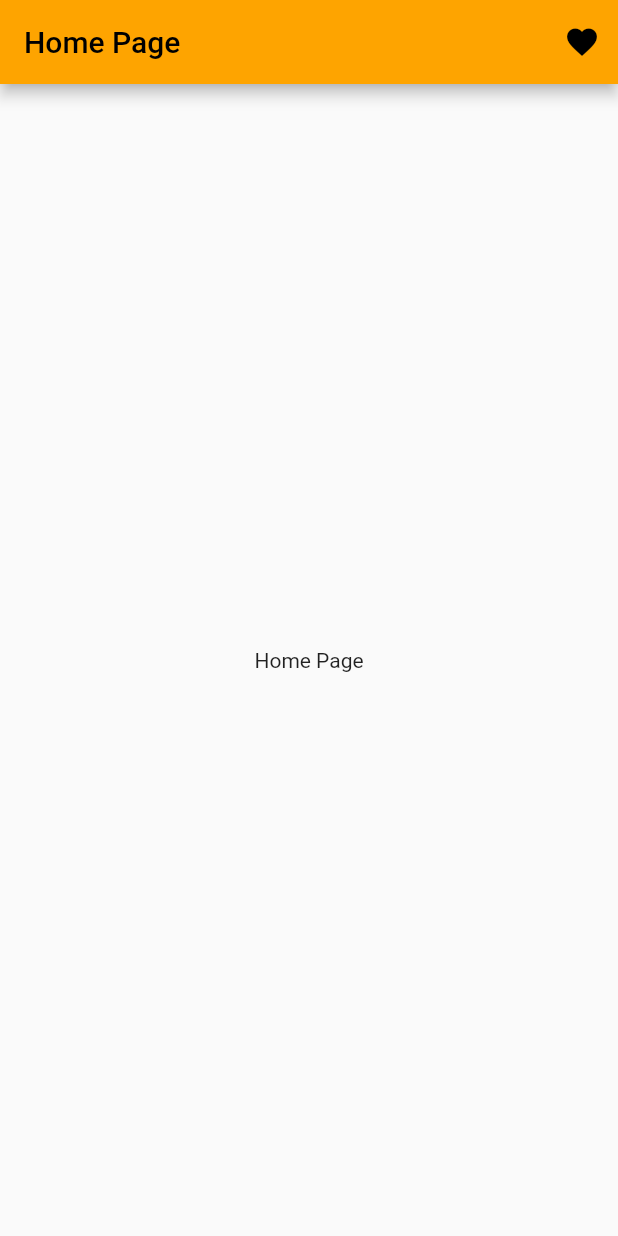
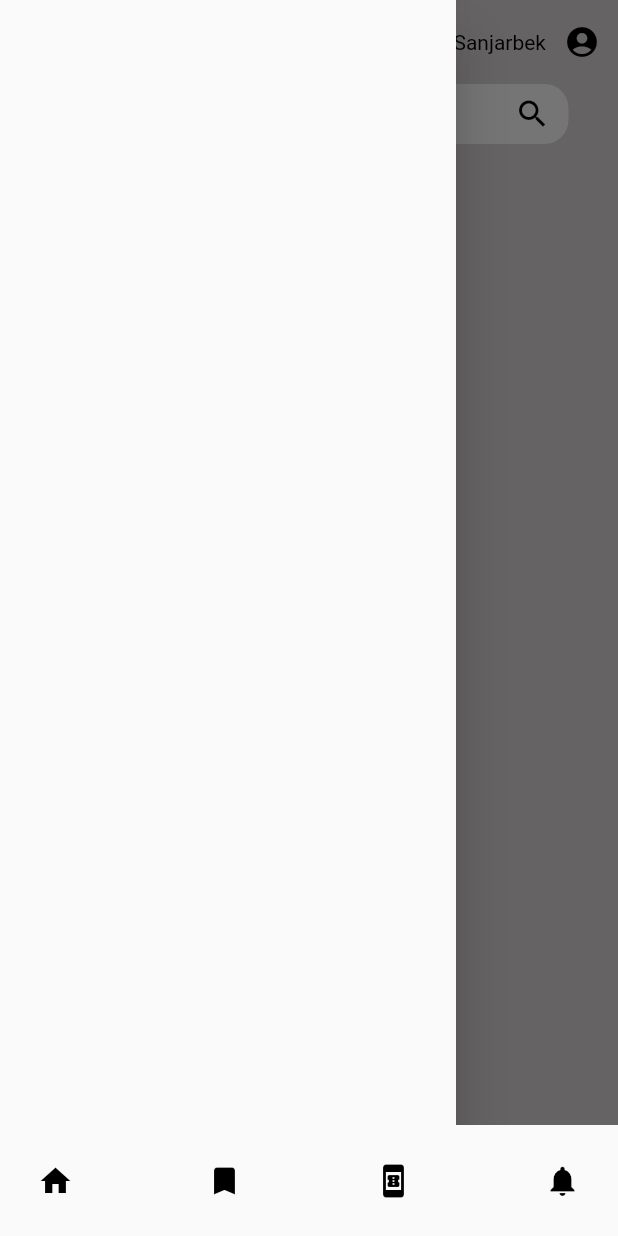
Before and after one commit to Sanjarbek17/ticket_booking, a Flutter app: the screen it shows after launch, with the side drawer open (before the commit the screen has no drawer), on a phone screen of 412 x 824 dp. Run offline on Flutter 3.47's test engine with Material 2 defaults, Android fonts, the phone set to English and light mode, and no system bars; drawn by our look-alikes of google_nav_bar; our stand-ins replace bloc, carousel_slider, cookie_jar, dio, dio_cookie_manager, flutter_bloc and 4 more.

Commit message:
first apge is home done

```diff
--- a/lib/features/events/presentation/pages/home_page.dart
+++ b/lib/features/events/presentation/pages/home_page.dart
@@ -1,12 +1,42 @@
 import 'package:flutter/material.dart';
 
+import '../widgets/home_pages.dart';
+
 class HomePage extends StatelessWidget {
+  static const List<String> imgPaths = [
+    'assets/images/bali1 1.png',
+    'assets/images/third.png',
+    'assets/images/first.png',
+  ];
+
+  static const List<Widget> pages = [
+    FirstPageHome(imgPaths: imgPaths),
+    SecondPageHome(imgPaths: imgPaths),
+  ];
+
   const HomePage({super.key});
 
   @override
   Widget build(BuildContext context) {
-    return const Center(
-      child: Text('Home Page'),
+    return Scaffold(
+      backgroundColor: const Color(0xFFDCD8D8),
+      drawer: const Drawer(),
+      appBar: AppBar(
+        backgroundColor: Colors.transparent,
+        elevation: 0.0,
+        // leading: IconButton(onPressed: () {}, icon: const Icon(Icons.sort)),
+        actions: [
+          const Column(
+            mainAxisAlignment: MainAxisAlignment.center,
+            children: [Text('hello Sanjarbek')],
+          ),
+          IconButton(
+            icon: const Icon(Icons.account_circle),
+            onPressed: () {},
+          ),
+        ],
+      ),
+      body: pages[1],
     );
   }
 }
--- a/lib/features/events/presentation/pages/saved_events_page.dart
+++ b/lib/features/events/presentation/pages/saved_events_page.dart
@@ -5,7 +5,7 @@ class SavedEvents extends StatelessWidget {
 
   @override
   Widget build(BuildContext context) {
-    return Center(
+    return const Center(
       child: Text('Saved Events Page'),
     );
   }
--- a/lib/features/events/presentation/pages/scaffold_with_navbar.dart
+++ b/lib/features/events/presentation/pages/scaffold_with_navbar.dart
@@ -1,4 +1,5 @@
 import 'package:flutter/material.dart';
+import 'package:google_nav_bar/google_nav_bar.dart';
 
 class ScaffoldWithNavbar extends StatelessWidget {
   final Widget child;
@@ -7,18 +8,16 @@ class ScaffoldWithNavbar extends StatelessWidget {
   @override
   Widget build(BuildContext context) {
     return Scaffold(
-      appBar: AppBar(
-        title: const Text('Home Page'),
-        actions: [
-          IconButton(
-            onPressed: () {
-              Navigator.of(context).pushNamed('/home/saved');
-            },
-            icon: const Icon(Icons.favorite),
-          ),
+      body: child,
+      bottomNavigationBar: const GNav(
+        tabBorderRadius: 14,
+        tabs: [
+          GButton(icon: Icons.home),
+          GButton(icon: Icons.bookmark),
+          GButton(icon: Icons.book_online),
+          GButton(icon: Icons.notifications),
         ],
       ),
-      body: child,
     );
   }
 }
--- /dev/null
+++ b/lib/features/events/presentation/widgets/custom_search_bar.dart
@@ -0,0 +1,29 @@
+import 'package:flutter/material.dart';
+
+class CustomSearchBar extends StatelessWidget {
+  const CustomSearchBar({
+    super.key,
+  });
+
+  @override
+  Widget build(BuildContext context) {
+    return Padding(
+      padding: const EdgeInsets.symmetric(horizontal: 33.0),
+      child: SizedBox(
+        height: 40,
+        child: TextField(
+          cursorHeight: 14,
+          textAlignVertical: TextAlignVertical.bottom,
+          style: const TextStyle(fontSize: 12.0, fontWeight: FontWeight.w500),
+          decoration: InputDecoration(
+            fillColor: Colors.white,
+            filled: true,
+            hintText: 'Search',
+            suffixIcon: const Icon(Icons.search, color: Colors.black),
+            border: OutlineInputBorder(borderRadius: BorderRadius.circular(16.0), borderSide: BorderSide.none),
+          ),
+        ),
+      ),
+    );
+  }
+}
--- /dev/null
+++ b/lib/features/events/presentation/widgets/home_pages.dart
@@ -0,0 +1,64 @@
+import 'package:flutter/material.dart';
+
+import 'custom_carousel.dart';
+import 'custom_search_bar.dart';
+
+class FirstPageHome extends StatelessWidget {
+  const FirstPageHome({
+    super.key,
+    required this.imgPaths,
+  });
+
+  final List<String> imgPaths;
+
+  @override
+  Widget build(BuildContext context) {
+    return Column(
+      children: [
+        const CustomSearchBar(),
+        const SizedBox(height: 20.0),
+        Expanded(
+          flex: 3,
+          child: CustomCarousel(
+            height: 150,
+            viewPort: 0.32,
+            imgPaths: imgPaths,
+            child: EnumCarouselChild.small,
+          ),
+        ),
+        Expanded(
+          flex: 7,
+          child: CustomCarousel(
+            height: 320,
+            viewPort: 0.72,
+            child: EnumCarouselChild.big,
+            imgPaths: imgPaths,
+          ),
+        ),
+        const SizedBox(height: 20.0),
+      ],
+    );
+  }
+}
+
+class SecondPageHome extends StatelessWidget {
+  const SecondPageHome({
+    super.key,
+    required this.imgPaths,
+  });
+
+  final List<String> imgPaths;
+
+  @override
+  Widget build(BuildContext context) {
+    return const Column(
+      children: [
+        CustomSearchBar(),
+        SizedBox(height: 20.0),
+        Row(
+          children: [],
+        )
+      ],
+    );
+  }
+}
--- a/lib/main.dart
+++ b/lib/main.dart
@@ -23,6 +23,7 @@ class MyApp extends StatelessWidget {
         ),
       ],
       child: MaterialApp.router(
+        debugShowCheckedModeBanner: false,
         title: 'Flutter Demo',
         theme: ThemeData(
           primarySwatch: const MaterialColor(
--- a/pubspec.yaml
+++ b/pubspec.yaml
@@ -44,6 +44,9 @@ dependencies:
   bloc: ^8.1.2
   get_it: ^7.6.0
   cookie_jar: ^4.0.8
+  google_nav_bar: ^5.0.6
+  carousel_slider: ^4.2.1
+  collection: ^1.17.1
 
 dev_dependencies:
   flutter_test:
```
Also changed, not shown: lib/features/events/presentation/widgets/big_custom_carousel.dart (added, +86 -0 lines), lib/features/events/presentation/widgets/custom_carousel.dart (added, +55 -0 lines), lib/features/events/presentation/widgets/small_custom_carousel.dart (added, +59 -0 lines), assets/images/bali1 1.png (added), assets/images/first.png (added), assets/images/third.png (added), lib/features/events/presentation/widgets/widget.dart (deleted), pubspec.lock.
